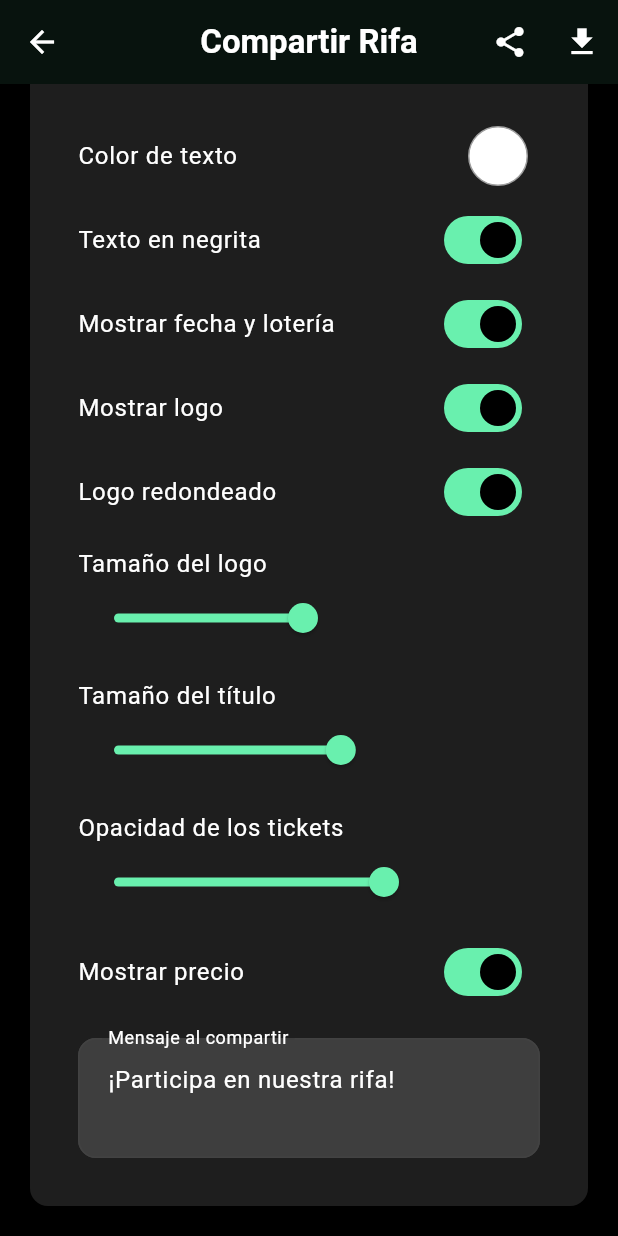
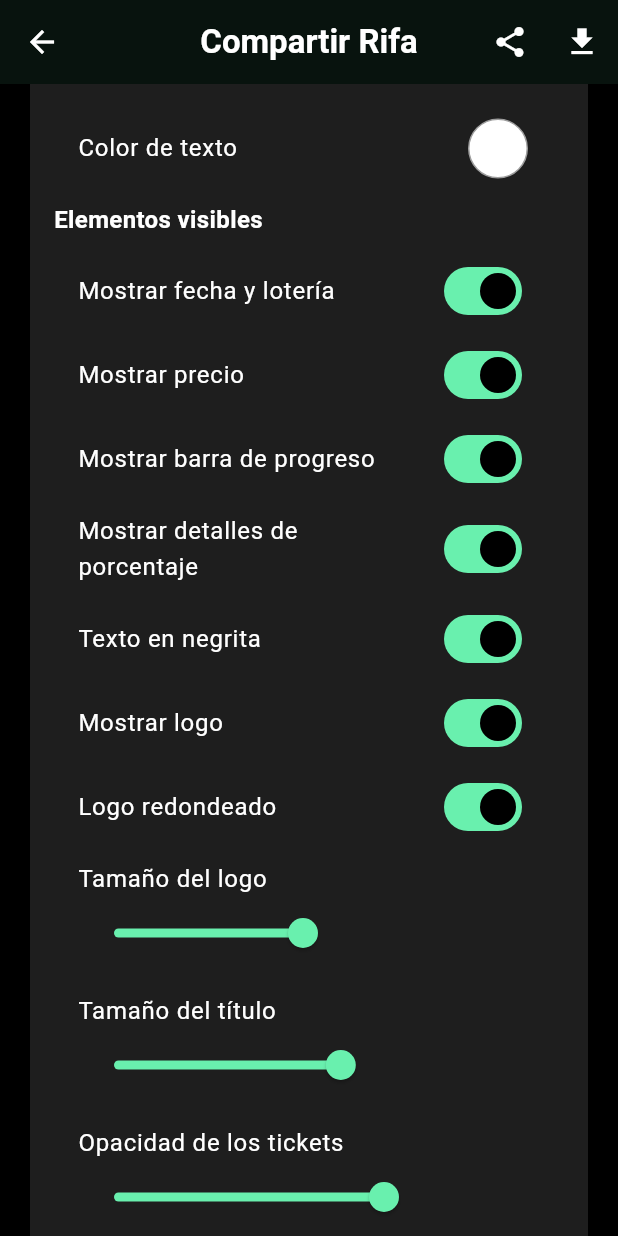
Before and after one commit to magq2002/raffleFlutter, a Flutter app: the RaffleSharePage screen opened directly with empty values, scrolled down 567 dp, on a phone screen of 412 x 824 dp. Run offline on Flutter 3.47's test engine with Material 3 defaults, Android fonts, the phone set to English and light mode, and no system bars; our stand-ins replace equatable, flutter_bloc, flutter_colorpicker, image_picker, pdf, permission_handler and 4 more; missing offline and left inert: excel, gal; accounts and stored records are empty.

Commit message:
opciones para mostrar barra de progreso y detalles de porcentaje en la página de compartir rifa.

```diff
--- a/lib/features/raffles/presentation/pages/raffle_share_page.dart
+++ b/lib/features/raffles/presentation/pages/raffle_share_page.dart
@@ -41,6 +41,8 @@ class _RaffleSharePageState extends State<RaffleSharePage> {
   bool showLogo = true;
   bool isLogoRounded = true;
   bool showDateAndLottery = true;
+  bool showProgressBar = true;
+  bool showPercentageDetails = true;
   String shareMessage = '¡Participa en nuestra rifa!';
   final TextEditingController messageController = TextEditingController();
   File? backgroundImage;
@@ -206,7 +208,8 @@ class _RaffleSharePageState extends State<RaffleSharePage> {
     return Column(
       crossAxisAlignment: CrossAxisAlignment.start,
       children: [
-        const SizedBox(height: 5),
+        // Barra de progreso visual (opcional)
+        if (showProgressBar)
           Container(
             height: 12,
             decoration: BoxDecoration(
@@ -255,7 +258,9 @@ class _RaffleSharePageState extends State<RaffleSharePage> {
               ],
             ),
           ),
-        const SizedBox(height: 8),
+        // Detalles de porcentaje (opcionales)
+        if (showPercentageDetails) ...[
+          SizedBox(height: showProgressBar ? 8 : 0),
           Row(
             mainAxisAlignment: MainAxisAlignment.spaceAround,
             children: [
@@ -264,6 +269,7 @@ class _RaffleSharePageState extends State<RaffleSharePage> {
               _buildStatusLabel('Disponibles', available, total, Colors.green),
             ],
           ),
+        ],
       ],
     );
   }
@@ -600,7 +606,7 @@ class _RaffleSharePageState extends State<RaffleSharePage> {
                         ),
                       ),
                     const SizedBox(height: 20),
-                    // Barra de progreso
+                    // Barra de progreso y detalles
                     Padding(
                       padding: const EdgeInsets.symmetric(horizontal: 20),
                       child: _buildProgressBar(),
@@ -698,11 +704,16 @@ class _RaffleSharePageState extends State<RaffleSharePage> {
                       ),
                     ),
 
-                    // Texto en negrita
-                    SwitchListTile(
-                      title: const Text('Texto en negrita'),
-                      value: isBoldText,
-                      onChanged: (value) => setState(() => isBoldText = value),
+                    // Controles de visibilidad
+                    const Padding(
+                      padding: EdgeInsets.symmetric(vertical: 8),
+                      child: Text(
+                        'Elementos visibles',
+                        style: TextStyle(
+                          fontWeight: FontWeight.w600,
+                          fontSize: 16,
+                        ),
+                      ),
                     ),
 
                     // Mostrar fecha y lotería
@@ -711,6 +722,36 @@ class _RaffleSharePageState extends State<RaffleSharePage> {
                       value: showDateAndLottery,
                       onChanged: (value) =>
                           setState(() => showDateAndLottery = value),
+                    ),
+
+                    // Mostrar precio
+                    SwitchListTile(
+                      title: const Text('Mostrar precio'),
+                      value: showPrice,
+                      onChanged: (value) => setState(() => showPrice = value),
+                    ),
+
+                    // Mostrar barra de progreso
+                    SwitchListTile(
+                      title: const Text('Mostrar barra de progreso'),
+                      value: showProgressBar,
+                      onChanged: (value) =>
+                          setState(() => showProgressBar = value),
+                    ),
+
+                    // Mostrar detalles de porcentaje
+                    SwitchListTile(
+                      title: const Text('Mostrar detalles de porcentaje'),
+                      value: showPercentageDetails,
+                      onChanged: (value) =>
+                          setState(() => showPercentageDetails = value),
+                    ),
+
+                    // Texto en negrita
+                    SwitchListTile(
+                      title: const Text('Texto en negrita'),
+                      value: isBoldText,
+                      onChanged: (value) => setState(() => isBoldText = value),
                     ),
 
                     // Opciones de logo
@@ -772,13 +813,6 @@ class _RaffleSharePageState extends State<RaffleSharePage> {
                       ),
                     ),
 
-                    // Mostrar precio
-                    SwitchListTile(
-                      title: const Text('Mostrar precio'),
-                      value: showPrice,
-                      onChanged: (value) => setState(() => showPrice = value),
-                    ),
-
                     // Mensaje personalizado
                     Padding(
                       padding: const EdgeInsets.all(16),
--- a/pubspec.yaml
+++ b/pubspec.yaml
@@ -53,7 +53,7 @@ dependencies:
   # The following adds the Cupertino Icons font to your application.
   # Use with the CupertinoIcons class for iOS style icons.
   cupertino_icons: ^1.0.8
-  intl: ^0.19.0
+  intl: ^0.20.2
   gal: ^2.3.1
 
 dev_dependencies:
```
Also changed, not shown: pubspec.lock. Lines whose indentation alone changed are shown as unchanged.
